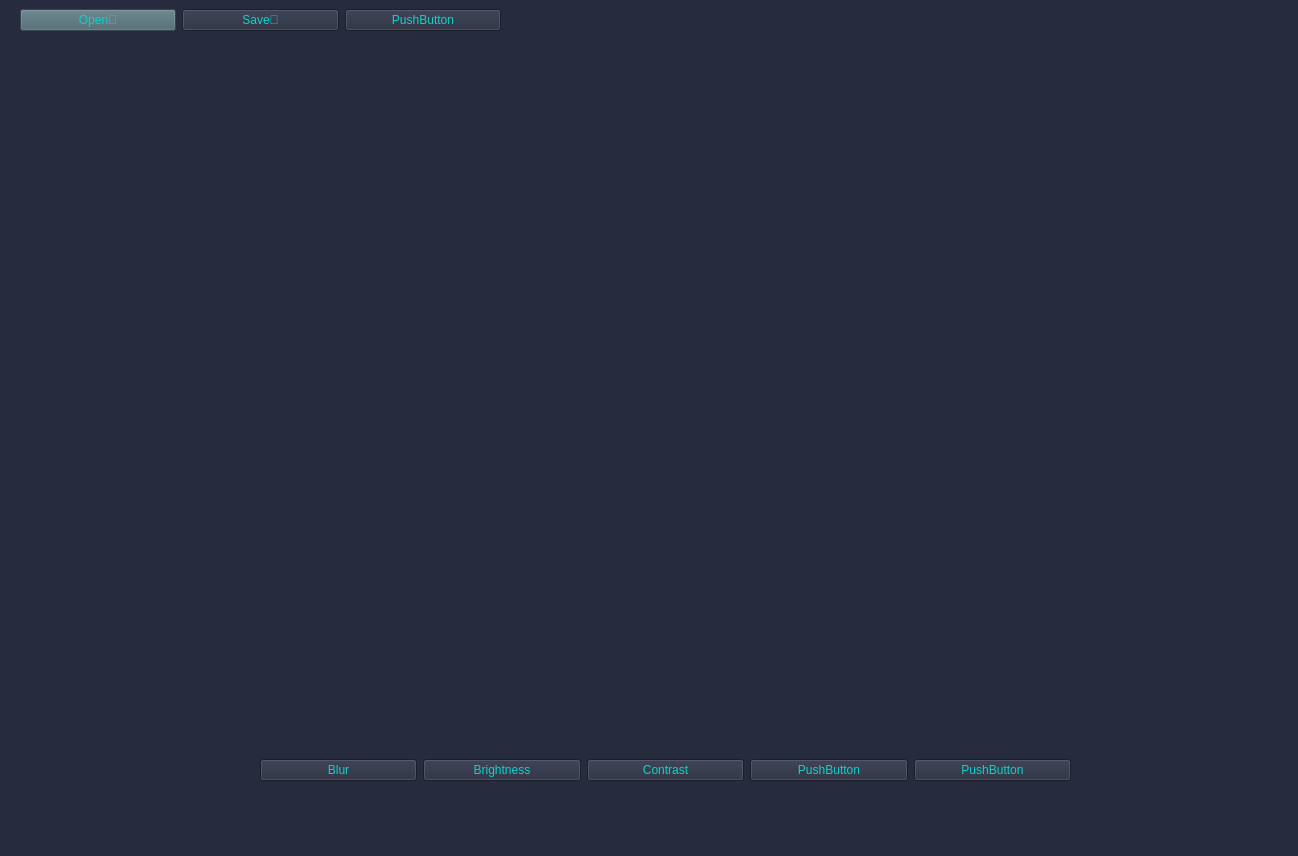
Before: the Qt Designer form picture_editor/mainwindow.ui in patricianagy/Szakdolgozat, drawn with Qt 5.
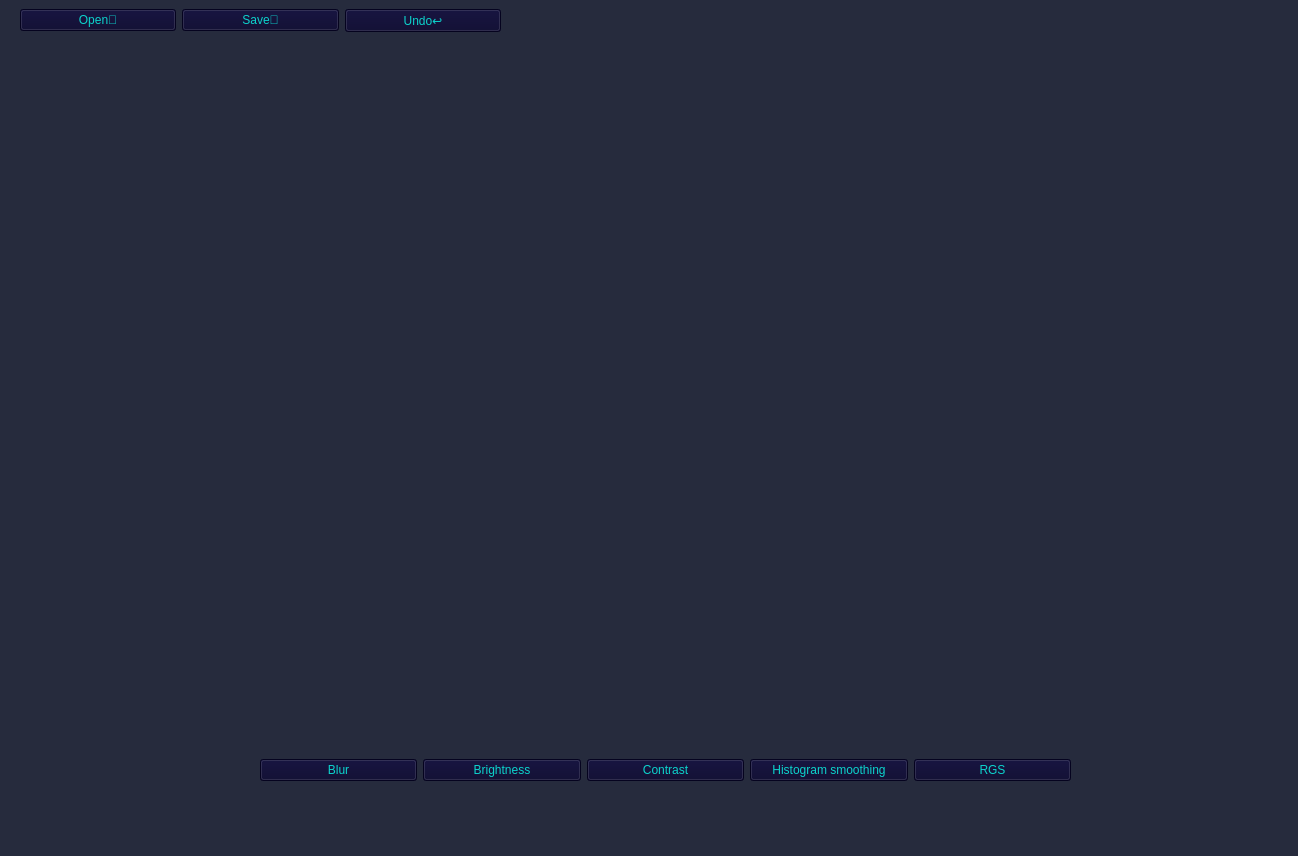
After: the same form once the commit is applied.

Commit message: Added histogram equalization

```diff
--- a/picture_editor/mainwindow.ui
+++ b/picture_editor/mainwindow.ui
@@ -10,6 +10,18 @@
     <height>856</height>
    </rect>
   </property>
+  <property name="minimumSize">
+   <size>
+    <width>1298</width>
+    <height>856</height>
+   </size>
+  </property>
+  <property name="maximumSize">
+   <size>
+    <width>1298</width>
+    <height>856</height>
+   </size>
+  </property>
   <property name="windowTitle">
    <string>Picture editor🎨</string>
   </property>
@@ -45,7 +57,7 @@
       <widget class="QPushButton" name="loadButton">
        <property name="styleSheet">
         <string notr="true">border-color: rgb(12, 211, 204);
-background-color: rgb(71, 99, 107);
+background-color: rgb(7, 4, 43);
 color: rgb(12, 211, 204);</string>
        </property>
        <property name="text">
@@ -57,6 +69,7 @@
       <widget class="QPushButton" name="saveButton">
        <property name="styleSheet">
         <string notr="true">border-color: rgb(12, 211, 204);
+background-color: rgb(7, 4, 43);
 color: rgb(12, 211, 204);</string>
        </property>
        <property name="text">
@@ -68,10 +81,11 @@
       <widget class="QPushButton" name="pushButton">
        <property name="styleSheet">
         <string notr="true">border-color: rgb(12, 211, 204);
+background-color: rgb(7, 4, 43);
 color: rgb(12, 211, 204);</string>
        </property>
        <property name="text">
-        <string>PushButton</string>
+        <string>Undo↩</string>
        </property>
       </widget>
      </item>
@@ -91,6 +105,7 @@
       <widget class="QPushButton" name="blurButton">
        <property name="styleSheet">
         <string notr="true">border-color: rgb(12, 211, 204);
+background-color: rgb(7, 4, 43);
 color: rgb(12, 211, 204);</string>
        </property>
        <property name="text">
@@ -102,6 +117,7 @@
       <widget class="QPushButton" name="brightButton">
        <property name="styleSheet">
         <string notr="true">border-color: rgb(12, 211, 204);
+background-color: rgb(7, 4, 43);
 color: rgb(12, 211, 204);</string>
        </property>
        <property name="text">
@@ -113,6 +129,7 @@
       <widget class="QPushButton" name="contrastButton">
        <property name="styleSheet">
         <string notr="true">border-color: rgb(12, 211, 204);
+background-color: rgb(7, 4, 43);
 color: rgb(12, 211, 204);</string>
        </property>
        <property name="text">
@@ -124,10 +141,11 @@
       <widget class="QPushButton" name="pushButton_3">
        <property name="styleSheet">
         <string notr="true">border-color: rgb(12, 211, 204);
+background-color: rgb(7, 4, 43);
 color: rgb(12, 211, 204);</string>
        </property>
        <property name="text">
-        <string>PushButton</string>
+        <string>Histogram smoothing</string>
        </property>
       </widget>
      </item>
@@ -135,10 +153,11 @@
       <widget class="QPushButton" name="pushButton_2">
        <property name="styleSheet">
         <string notr="true">border-color: rgb(12, 211, 204);
+background-color: rgb(7, 4, 43);
 color: rgb(12, 211, 204);</string>
        </property>
        <property name="text">
-        <string>PushButton</string>
+        <string>RGS</string>
        </property>
       </widget>
      </item>
```
Left out of the diff: 6 changed lines with no effect on the pictures. The commit also changes 38 other files.
